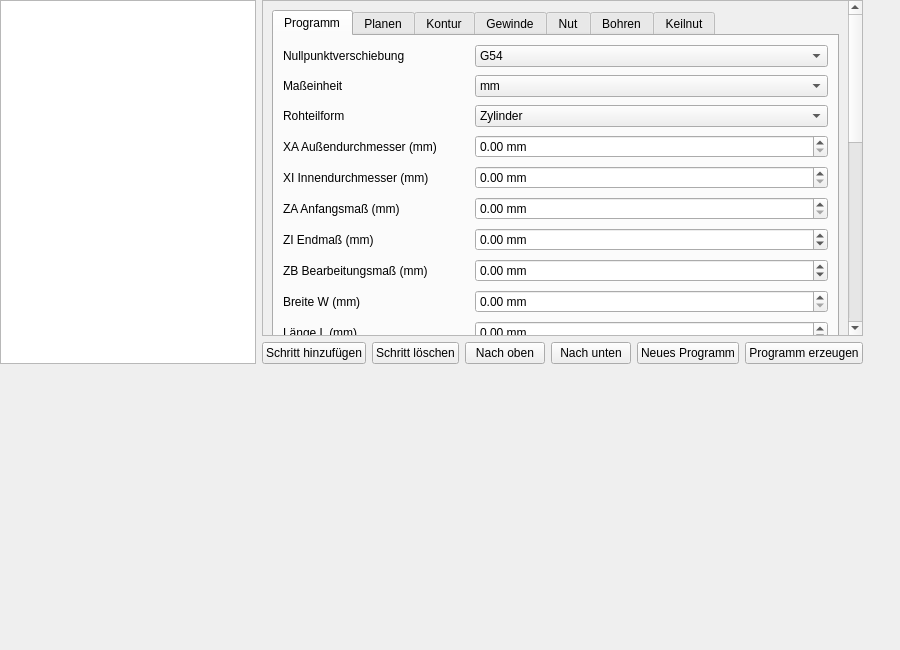
Before: the Qt Designer form lathe_easystep.ui in peter-pan08/LatheEasyStep, drawn with Qt 5.
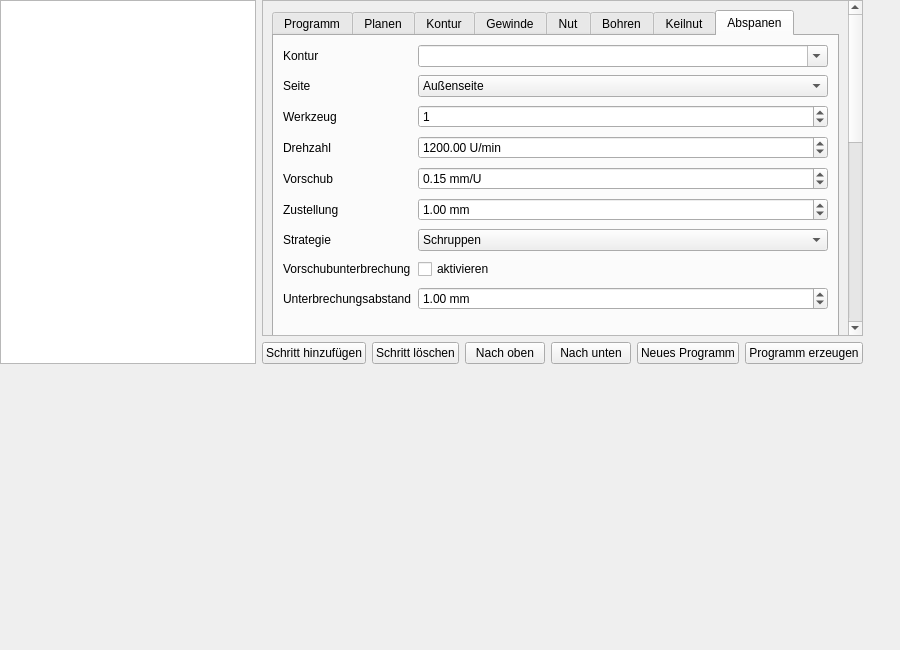
After: the same form once the commit is applied. The open tabs and pages were chosen to show the change. Custom widgets are drawn as their Qt base class.

Commit message: Fix Abspanen contour selection

Patch:
```diff
--- a/lathe_easystep.ui
+++ b/lathe_easystep.ui
@@ -1732,9 +1732,186 @@
             </widget>
            </item>
           </layout>
-         </widget>
-        </widget>
-       </item>
+           </widget>
+          <widget class="QWidget" name="tabParting">
+           <attribute name="title">
+            <string>Abspanen</string>
+           </attribute>
+           <layout class="QFormLayout" name="formLayoutParting">
+            <property name="verticalSpacing">
+             <number>8</number>
+            </property>
+            <item row="0" column="0">
+             <widget class="QLabel" name="label_parting_contour">
+              <property name="text">
+               <string>Kontur</string>
+              </property>
+             </widget>
+            </item>
+            <item row="0" column="1">
+             <widget class="QComboBox" name="parting_contour">
+              <property name="editable">
+               <bool>true</bool>
+              </property>
+             </widget>
+            </item>
+            <item row="1" column="0">
+             <widget class="QLabel" name="label_parting_side">
+              <property name="text">
+               <string>Seite</string>
+              </property>
+             </widget>
+            </item>
+            <item row="1" column="1">
+             <widget class="QComboBox" name="parting_side">
+              <item>
+               <property name="text">
+                <string>Außenseite</string>
+               </property>
+              </item>
+              <item>
+               <property name="text">
+                <string>Innenseite</string>
+               </property>
+              </item>
+             </widget>
+            </item>
+            <item row="2" column="0">
+             <widget class="QLabel" name="label_parting_tool">
+              <property name="text">
+               <string>Werkzeug</string>
+              </property>
+             </widget>
+            </item>
+            <item row="2" column="1">
+             <widget class="QSpinBox" name="parting_tool">
+              <property name="maximum">
+               <number>999</number>
+              </property>
+              <property name="value">
+               <number>1</number>
+              </property>
+             </widget>
+            </item>
+            <item row="3" column="0">
+             <widget class="QLabel" name="label_parting_spindle">
+              <property name="text">
+               <string>Drehzahl</string>
+              </property>
+             </widget>
+            </item>
+            <item row="3" column="1">
+             <widget class="QDoubleSpinBox" name="parting_spindle">
+              <property name="suffix">
+               <string> U/min</string>
+              </property>
+              <property name="maximum">
+               <double>30000.000000000000000</double>
+              </property>
+              <property name="value">
+               <double>1200.000000000000000</double>
+              </property>
+             </widget>
+            </item>
+            <item row="4" column="0">
+             <widget class="QLabel" name="label_parting_feed">
+              <property name="text">
+               <string>Vorschub</string>
+              </property>
+             </widget>
+            </item>
+            <item row="4" column="1">
+             <widget class="QDoubleSpinBox" name="parting_feed">
+              <property name="suffix">
+               <string> mm/U</string>
+              </property>
+              <property name="maximum">
+               <double>1000.000000000000000</double>
+              </property>
+              <property name="value">
+               <double>0.150000000000000</double>
+              </property>
+             </widget>
+            </item>
+            <item row="5" column="0">
+             <widget class="QLabel" name="label_parting_depth">
+              <property name="text">
+               <string>Zustellung</string>
+              </property>
+             </widget>
+            </item>
+            <item row="5" column="1">
+             <widget class="QDoubleSpinBox" name="parting_depth_per_pass">
+              <property name="suffix">
+               <string> mm</string>
+              </property>
+              <property name="maximum">
+               <double>1000.000000000000000</double>
+              </property>
+              <property name="value">
+               <double>1.000000000000000</double>
+              </property>
+             </widget>
+            </item>
+            <item row="6" column="0">
+             <widget class="QLabel" name="label_parting_mode">
+              <property name="text">
+               <string>Strategie</string>
+              </property>
+             </widget>
+            </item>
+            <item row="6" column="1">
+             <widget class="QComboBox" name="parting_mode">
+              <item>
+               <property name="text">
+                <string>Schruppen</string>
+               </property>
+              </item>
+              <item>
+               <property name="text">
+                <string>Schlichten</string>
+               </property>
+              </item>
+             </widget>
+            </item>
+            <item row="7" column="0">
+             <widget class="QLabel" name="label_parting_pause">
+              <property name="text">
+               <string>Vorschubunterbrechung</string>
+              </property>
+             </widget>
+            </item>
+            <item row="7" column="1">
+             <widget class="QCheckBox" name="parting_pause_enabled">
+              <property name="text">
+               <string>aktivieren</string>
+              </property>
+             </widget>
+            </item>
+            <item row="8" column="0">
+             <widget class="QLabel" name="label_parting_pause_distance">
+              <property name="text">
+               <string>Unterbrechungsabstand</string>
+              </property>
+             </widget>
+            </item>
+            <item row="8" column="1">
+             <widget class="QDoubleSpinBox" name="parting_pause_distance">
+              <property name="suffix">
+               <string> mm</string>
+              </property>
+              <property name="maximum">
+               <double>1000.000000000000000</double>
+              </property>
+              <property name="value">
+               <double>1.000000000000000</double>
+              </property>
+             </widget>
+            </item>
+           </layout>
+          </widget>
+          </widget>
+         </item>
        <item>
         <widget class="LathePreviewWidget" name="previewWidget">
          <property name="sizePolicy">
```
The commit also changes 2 other files.
